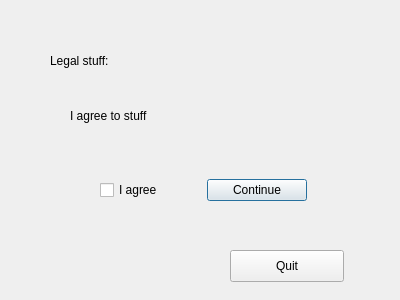
The window that push_gui/ui/agreement_dialog.ui (INCF/one_click) describes before a commit, drawn with Qt 5.
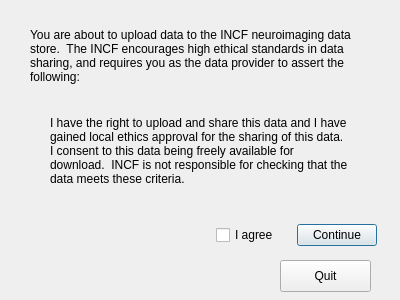
The same window after the commit.

Commit message: real text and formatting

Patch:
```diff
--- a/push_gui/ui/agreement_dialog.ui
+++ b/push_gui/ui/agreement_dialog.ui
@@ -16,36 +16,42 @@
   <widget class="QLabel" name="label">
    <property name="geometry">
     <rect>
-     <x>50</x>
-     <y>30</y>
-     <width>191</width>
-     <height>61</height>
+     <x>30</x>
+     <y>20</y>
+     <width>331</width>
+     <height>71</height>
     </rect>
    </property>
    <property name="text">
-    <string>Legal stuff:</string>
+    <string>You are about to upload data to the INCF neuroimaging data store.  The INCF encourages high ethical standards in data sharing, and requires you as the data provider to assert the following:</string>
+   </property>
+   <property name="wordWrap">
+    <bool>true</bool>
    </property>
   </widget>
   <widget class="QLabel" name="label_2">
    <property name="geometry">
     <rect>
-     <x>70</x>
-     <y>90</y>
-     <width>201</width>
-     <height>51</height>
+     <x>50</x>
+     <y>100</y>
+     <width>301</width>
+     <height>101</height>
     </rect>
    </property>
    <property name="text">
-    <string>I agree to stuff</string>
+    <string>I have the right to upload and share this data and I have gained local ethics approval for the sharing of this data.  I consent to this data being freely available for download.  INCF is not responsible for checking that the data meets these criteria.</string>
+   </property>
+   <property name="wordWrap">
+    <bool>true</bool>
    </property>
   </widget>
   <widget class="QWidget" name="horizontalLayoutWidget">
    <property name="geometry">
     <rect>
-     <x>100</x>
-     <y>150</y>
-     <width>207</width>
-     <height>80</height>
+     <x>216</x>
+     <y>215</y>
+     <width>161</width>
+     <height>41</height>
     </rect>
    </property>
    <layout class="QHBoxLayout" name="horizontalLayout">
@@ -68,9 +74,9 @@
   <widget class="QPushButton" name="quit_button">
    <property name="geometry">
     <rect>
-     <x>230</x>
-     <y>250</y>
-     <width>114</width>
+     <x>280</x>
+     <y>260</y>
+     <width>91</width>
      <height>32</height>
     </rect>
    </property>
```
Left out of the diff: 34 changed lines with no effect on the pictures.
